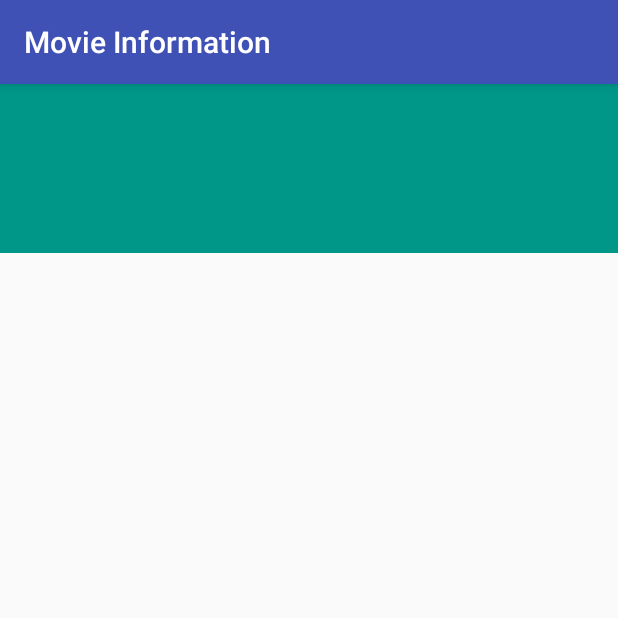
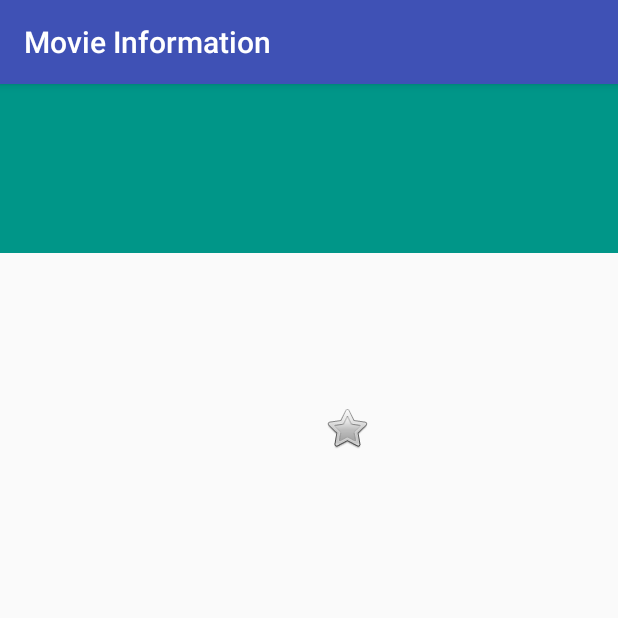
Before and after one commit to aromanelli/PopularMovies2, an Android app: the DetailActivity screen opened directly, with no data from a screen before it, on a phone screen of 412 x 824 dp, the top half of it. Run offline under Robolectric (Android 15) with nearby library versions, the phone set to English and light mode, and no system bars; our stand-ins replace ButterKnife, Picasso; pictures from the network do not load; 1 statement that could not run was skipped.

Commit message:
Refactoring DetailActivity view to new display format.  Added 'favorite' button.  Work in progress.

```diff
--- a/app/src/main/java/info/romanelli/udacity/android/popularmovies/DetailActivity.java
+++ b/app/src/main/java/info/romanelli/udacity/android/popularmovies/DetailActivity.java
@@ -4,8 +4,10 @@ import android.content.Intent;
 import android.os.Bundle;
 import android.support.v7.app.AppCompatActivity;
 import android.util.Log;
+import android.view.View;
 import android.widget.ImageView;
 import android.widget.TextView;
+import android.widget.ToggleButton;
 
 import java.util.ArrayList;
 
@@ -37,6 +39,9 @@ public class DetailActivity
 
     @BindView(R.id.tvRating)
     TextView mVoteAverage;
+
+    @BindView(R.id.tbFavorite)
+    ToggleButton mFavorite;
 
     @BindView(R.id.tvPlotSynopsis)
     TextView mPlotSynopsis;
@@ -81,6 +86,17 @@ public class DetailActivity
         mTitle.setText(movieInfo.getTitle());
         mReleaseYear.setText(movieInfo.getReleaseDateYearText());
         mVoteAverage.setText(movieInfo.getVoteAverageText());
+
+        mFavorite.setOnClickListener(new View.OnClickListener() {
+            @Override
+            public void onClick(View v) {
+                Log.d(TAG, "onClick() called: [" + mFavorite.isChecked() + "]");
+                if (mFavorite.isChecked()) {
+                    // TODO AOR Implement 'Favorites' functionality!
+                }
+            }
+        });
+
         mPlotSynopsis.setText(movieInfo.getOverview());
     }
 
--- a/app/src/main/java/info/romanelli/udacity/android/popularmovies/model/MovieInfo.java
+++ b/app/src/main/java/info/romanelli/udacity/android/popularmovies/model/MovieInfo.java
@@ -210,6 +210,8 @@ public class MovieInfo implements Parcelable {
         this.releaseDate = releaseDate;
     }
 
+    /////////////////////
+
     public String getReleaseDateYearText() {
         Log.d(TAG, "getReleaseDateYear() called: ["+ getReleaseDate() +"]");
         Calendar cal = Calendar.getInstance();
@@ -218,7 +220,7 @@ public class MovieInfo implements Parcelable {
     }
 
     public String getVoteAverageText() {
-        return String.format(Locale.getDefault(), "%s", getVoteAverage());
+        return String.format(Locale.getDefault(), "%s / 10", getVoteAverage());
     }
 
     @Override
--- a/app/src/main/res/layout/activity_detail.xml
+++ b/app/src/main/res/layout/activity_detail.xml
@@ -30,7 +30,7 @@
             android:id="@+id/ivMoviePoster"
             android:layout_width="0dp"
             android:layout_height="wrap_content"
-            android:layout_marginStart="16dp"
+            android:layout_marginStart="24dp"
             android:layout_marginTop="8dp"
             android:adjustViewBounds="true"
             android:contentDescription="@string/movie_poster_image"
@@ -66,12 +66,25 @@
             app:layout_constraintStart_toStartOf="@+id/tvRunningTime"
             app:layout_constraintTop_toBottomOf="@+id/tvRunningTime" />
 
+        <ToggleButton
+            android:id="@+id/tbFavorite"
+            android:button="@android:drawable/btn_star"
+            android:background="@android:color/transparent"
+            android:textOn=""
+            android:textOff=""
+            android:focusable="false"
+            android:focusableInTouchMode="false"
+            android:layout_width="wrap_content"
+            android:layout_height="wrap_content"
+            app:layout_constraintStart_toStartOf="@+id/tvRating"
+            app:layout_constraintTop_toBottomOf="@+id/tvRating" />
+
         <TextView
             android:id="@+id/tvPlotSynopsis"
             android:layout_width="0dp"
             android:layout_height="wrap_content"
-            android:layout_marginEnd="8dp"
-            android:layout_marginStart="8dp"
+            android:layout_marginEnd="16dp"
+            android:layout_marginStart="16dp"
             android:layout_marginTop="8dp"
             android:textAlignment="viewStart"
             app:layout_constraintEnd_toEndOf="@+id/tvTitle"
```
